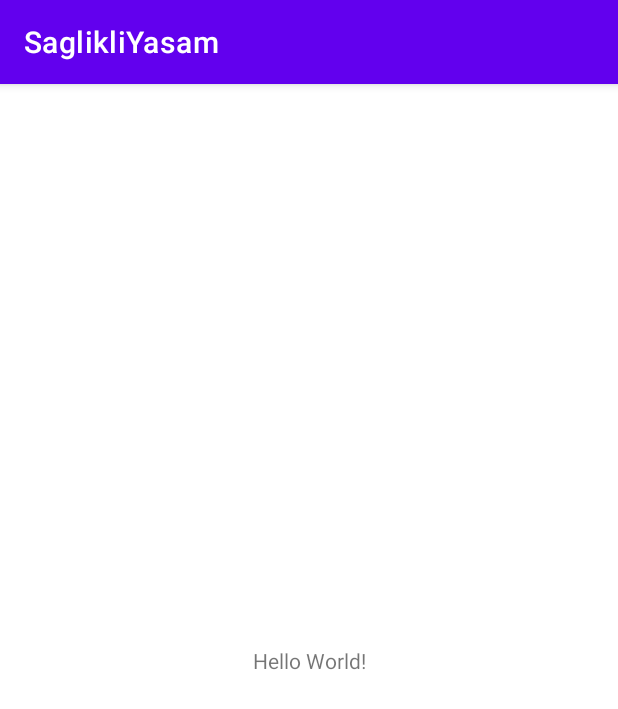
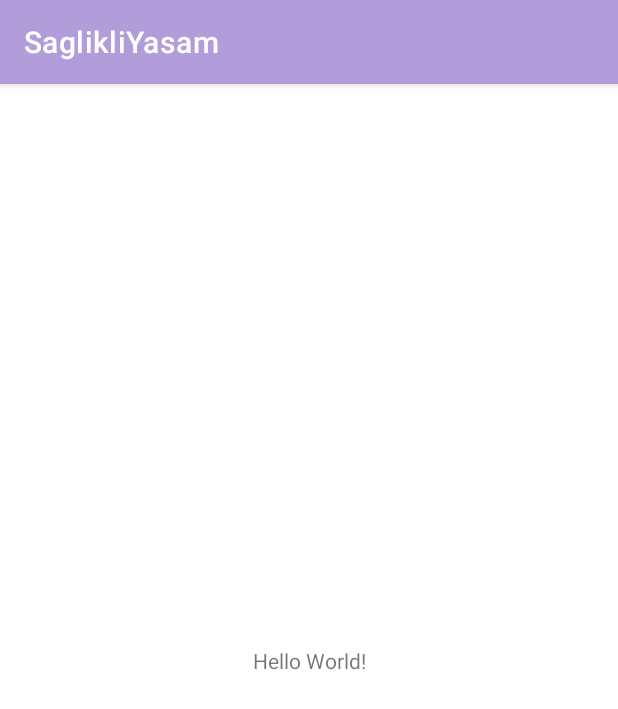
Before and after one commit to SerapErcel/SaglikliYasam, an Android app: the screen it shows after launch (MainActivity), on a phone screen of 412 x 824 dp. Shown: the top 709 px of the screen. Run offline under Robolectric (Android 15) with nearby library versions, the phone set to English and light mode, and no system bars.

Commit message:
Create themes

```diff
--- a/app/src/main/res/values-night/themes.xml
+++ b/app/src/main/res/values-night/themes.xml
@@ -2,13 +2,13 @@
     <!-- Base application theme. -->
     <style name="Theme.SaglikliYasam" parent="Theme.MaterialComponents.DayNight.DarkActionBar">
         <!-- Primary brand color. -->
-        <item name="colorPrimary">@color/purple_200</item>
-        <item name="colorPrimaryVariant">@color/purple_700</item>
-        <item name="colorOnPrimary">@color/black</item>
+        <item name="colorPrimary">@color/night_primary</item>
+        <item name="colorPrimaryVariant">@color/night_primary_dark</item>
+        <item name="colorOnPrimary">@color/night_primary_text</item>
         <!-- Secondary brand color. -->
-        <item name="colorSecondary">@color/teal_200</item>
-        <item name="colorSecondaryVariant">@color/teal_200</item>
-        <item name="colorOnSecondary">@color/black</item>
+        <item name="colorSecondary">@color/night_accent</item>
+        <item name="colorSecondaryVariant">@color/night_accent</item>
+        <item name="colorOnSecondary">@color/night_primary</item>
         <!-- Status bar color. -->
         <item name="android:statusBarColor" tools:targetApi="l">?attr/colorPrimaryVariant</item>
         <!-- Customize your theme here. -->
--- a/app/src/main/res/values/themes.xml
+++ b/app/src/main/res/values/themes.xml
@@ -2,12 +2,12 @@
     <!-- Base application theme. -->
     <style name="Theme.SaglikliYasam" parent="Theme.MaterialComponents.DayNight.DarkActionBar">
         <!-- Primary brand color. -->
-        <item name="colorPrimary">@color/purple_500</item>
-        <item name="colorPrimaryVariant">@color/purple_700</item>
-        <item name="colorOnPrimary">@color/white</item>
+        <item name="colorPrimary">@color/primary</item>
+        <item name="colorPrimaryVariant">@color/primary_dark</item>
+        <item name="colorOnPrimary">@color/night_secondary_text</item>
         <!-- Secondary brand color. -->
-        <item name="colorSecondary">@color/teal_200</item>
-        <item name="colorSecondaryVariant">@color/teal_700</item>
+        <item name="colorSecondary">@color/accent</item>
+        <item name="colorSecondaryVariant">@color/accent</item>
         <item name="colorOnSecondary">@color/black</item>
         <!-- Status bar color. -->
         <item name="android:statusBarColor" tools:targetApi="l">?attr/colorPrimaryVariant</item>
```
